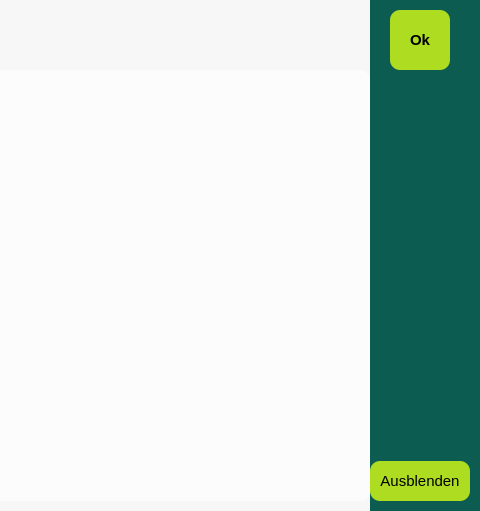
Above: views/error.ui from FlorianZasa/capza before the change; both pictures show x 315 to 795 and y 0 to 511 of the 795 by 511 pixel window. Below: the same form after it.
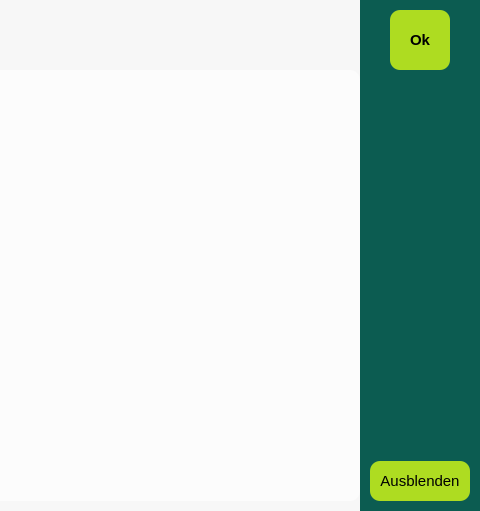
That is the form after the change. Icons and pictures are not drawn.

```diff
--- a/views/error.ui
+++ b/views/error.ui
@@ -159,7 +159,7 @@
        <number>20</number>
       </property>
       <property name="leftMargin">
-       <number>0</number>
+       <number>10</number>
       </property>
       <property name="topMargin">
        <number>10</number>
```
Left out of the diff: 2 changed lines with no effect on the pictures.
